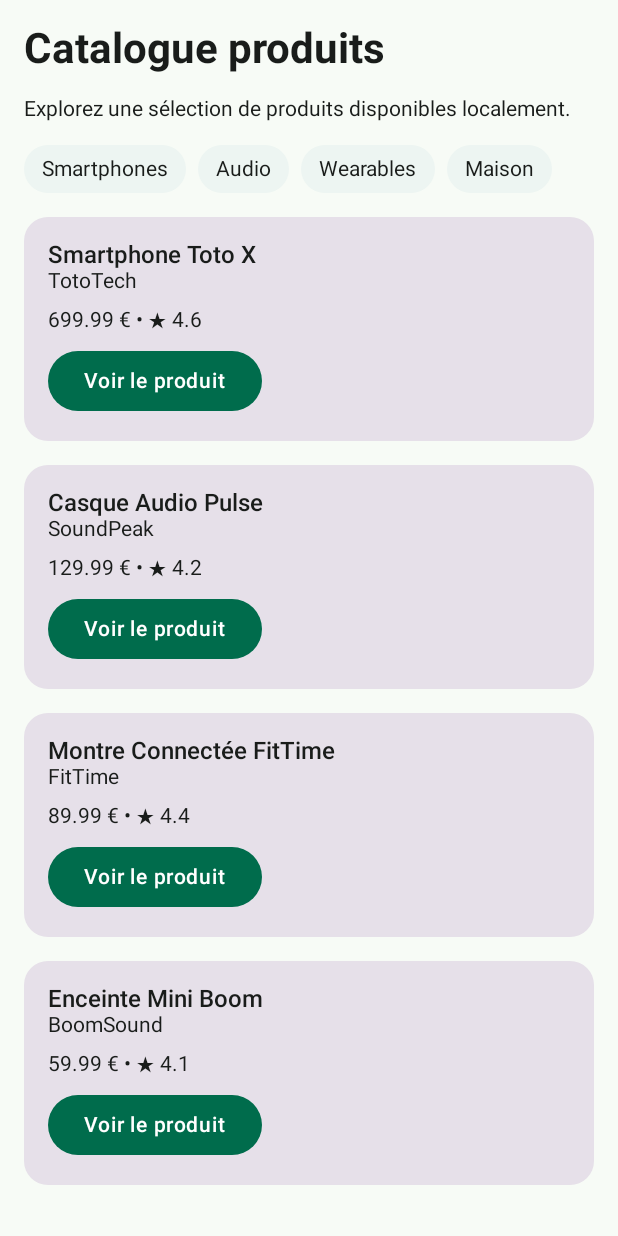
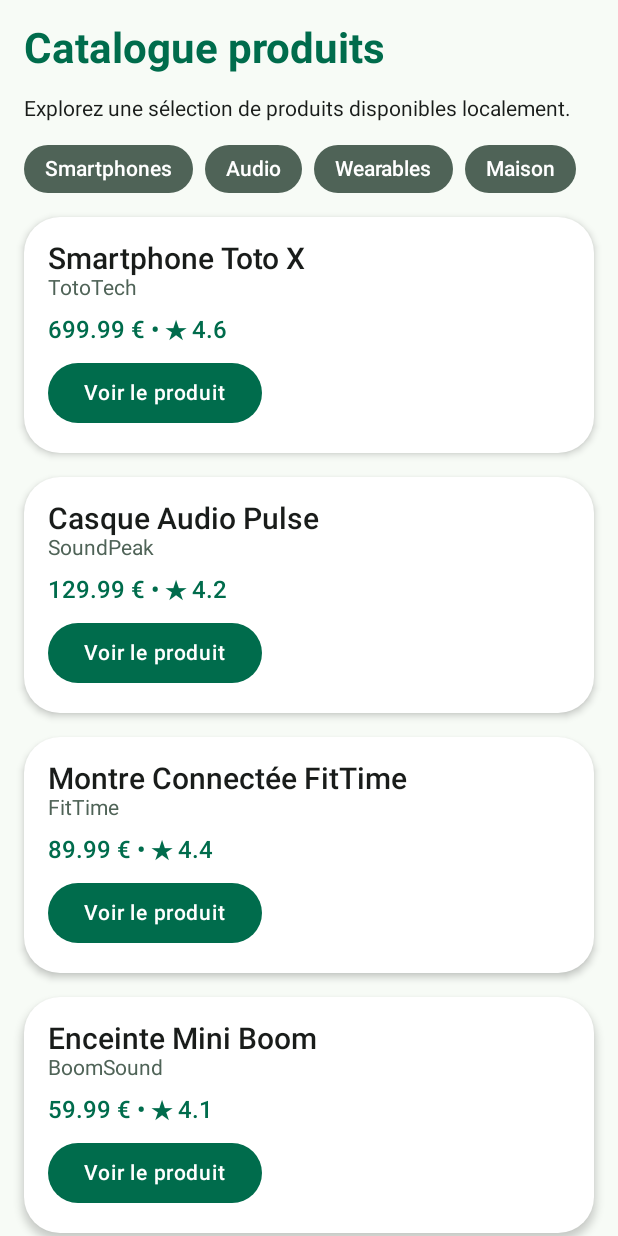
Before and after one commit to pierre-marion/ProductExplorer, an Android app built with Jetpack Compose: the screen it shows after launch (MainActivity), on a phone screen of 412 x 824 dp. Run offline under Robolectric (Android 15) with nearby library versions, the phone set to English and light mode, and no system bars.

Commit message:
TP7 - productcatalog

```diff
--- a/app/src/main/java/com/example/productexplorer/MainActivity.kt
+++ b/app/src/main/java/com/example/productexplorer/MainActivity.kt
@@ -5,6 +5,7 @@ import androidx.activity.ComponentActivity
 import androidx.activity.compose.setContent
 import androidx.activity.enableEdgeToEdge
 import androidx.compose.foundation.Image
+import androidx.compose.foundation.background
 import androidx.compose.foundation.layout.Arrangement
 import androidx.compose.foundation.layout.Box
 import androidx.compose.foundation.layout.Column
@@ -22,6 +23,7 @@ import androidx.compose.material.icons.Icons
 import androidx.compose.material.icons.filled.Star
 import androidx.compose.material3.Button
 import androidx.compose.material3.Card
+import androidx.compose.material3.CardDefaults
 import androidx.compose.material3.Icon
 import androidx.compose.material3.MaterialTheme
 import androidx.compose.material3.OutlinedTextField
@@ -174,14 +176,17 @@ fun ProductCatalogScreen(
     modifier: Modifier = Modifier
 ) {
     LazyColumn(
-        modifier = modifier.fillMaxSize(),
+        modifier = modifier
+            .fillMaxSize()
+            .background(MaterialTheme.colorScheme.background),
         contentPadding = PaddingValues(16.dp),
         verticalArrangement = Arrangement.spacedBy(16.dp)
     ) {
         item {
             Text(
                 text = "Catalogue produits",
-                style = MaterialTheme.typography.headlineMedium
+                style = MaterialTheme.typography.headlineMedium,
+                color = MaterialTheme.colorScheme.primary
             )
         }
         item {
@@ -213,22 +218,34 @@ fun ProductListItem(
     onClick: () -> Unit,
     modifier: Modifier = Modifier
 ) {
-    Card(modifier = modifier.fillMaxWidth()) {
+    Card(
+        modifier = modifier.fillMaxWidth(),
+        shape = MaterialTheme.shapes.large,
+        colors = CardDefaults.cardColors(
+            containerColor = MaterialTheme.colorScheme.surface
+        ),
+        elevation = CardDefaults.cardElevation(
+            defaultElevation = 3.dp
+        )
+    ) {
         Column(
             modifier = Modifier.padding(16.dp)
         ) {
             Text(
                 text = product.title,
-                style = MaterialTheme.typography.titleMedium
+                style = MaterialTheme.typography.titleLarge,
+                color = MaterialTheme.colorScheme.onSurface
             )
             Text(
                 text = product.brand,
-                style = MaterialTheme.typography.bodyMedium
+                style = MaterialTheme.typography.bodyMedium,
+                color = MaterialTheme.colorScheme.secondary
             )
             Spacer(modifier = Modifier.height(8.dp))
             Text(
                 text = "${product.price} € • ★ ${product.rating}",
-                style = MaterialTheme.typography.bodyMedium
+                style = MaterialTheme.typography.titleMedium,
+                color = MaterialTheme.colorScheme.primary
             )
             Spacer(modifier = Modifier.height(8.dp))
             Button(onClick = onClick) {
@@ -237,7 +254,6 @@ fun ProductListItem(
         }
     }
 }
-
 
 @Composable
 fun ProductHomeScreen(
@@ -264,7 +280,6 @@ fun ProductHomeScreen(
         DailyOfferBox()
     }
 }
-
 
 @Composable
 fun HomeHeader(
@@ -370,13 +385,14 @@ fun CategoryChip(
 ) {
     Surface(
         modifier = modifier,
-        shape = MaterialTheme.shapes.medium,
-        tonalElevation = 2.dp
+        shape = MaterialTheme.shapes.extraLarge,
+        color = MaterialTheme.colorScheme.secondary,
+        contentColor = MaterialTheme.colorScheme.onPrimary
     ) {
         Text(
             text = label,
-            modifier = Modifier.padding(horizontal = 12.dp, vertical = 8.dp),
-            style = MaterialTheme.typography.bodyMedium
+            modifier = Modifier.padding(horizontal = 14.dp, vertical = 8.dp),
+            style = MaterialTheme.typography.labelLarge
         )
     }
 }
@@ -441,7 +457,6 @@ fun DailyOfferBox(
         }
     }
 }
-
 
 /* ############### TP4 ################ */
 
```
